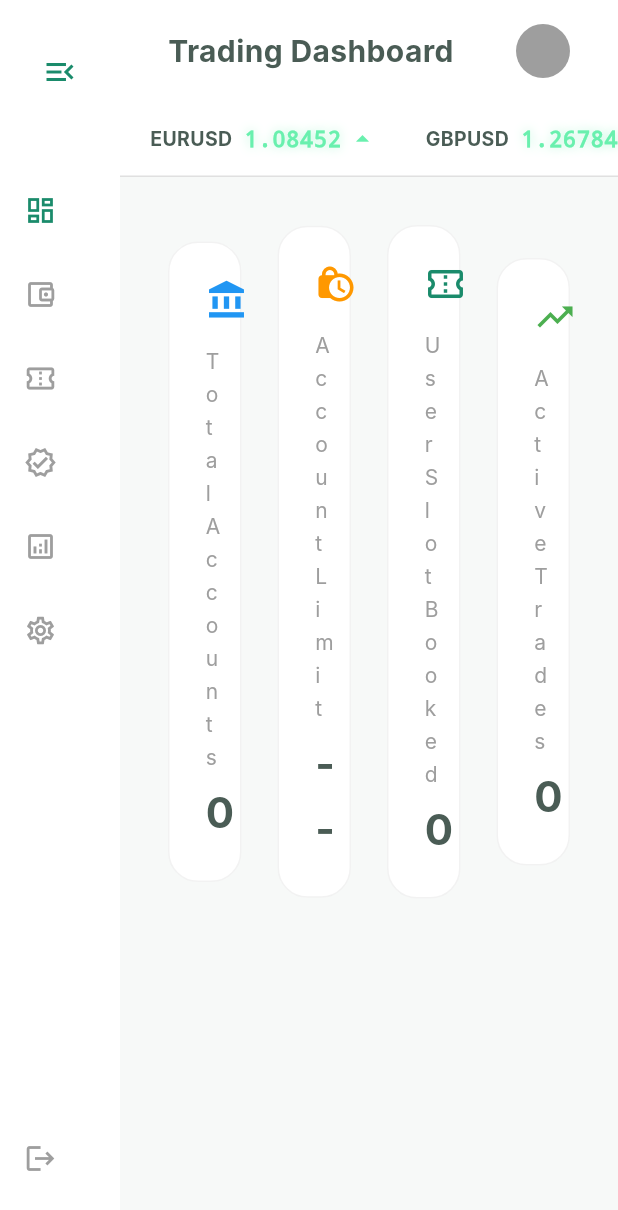
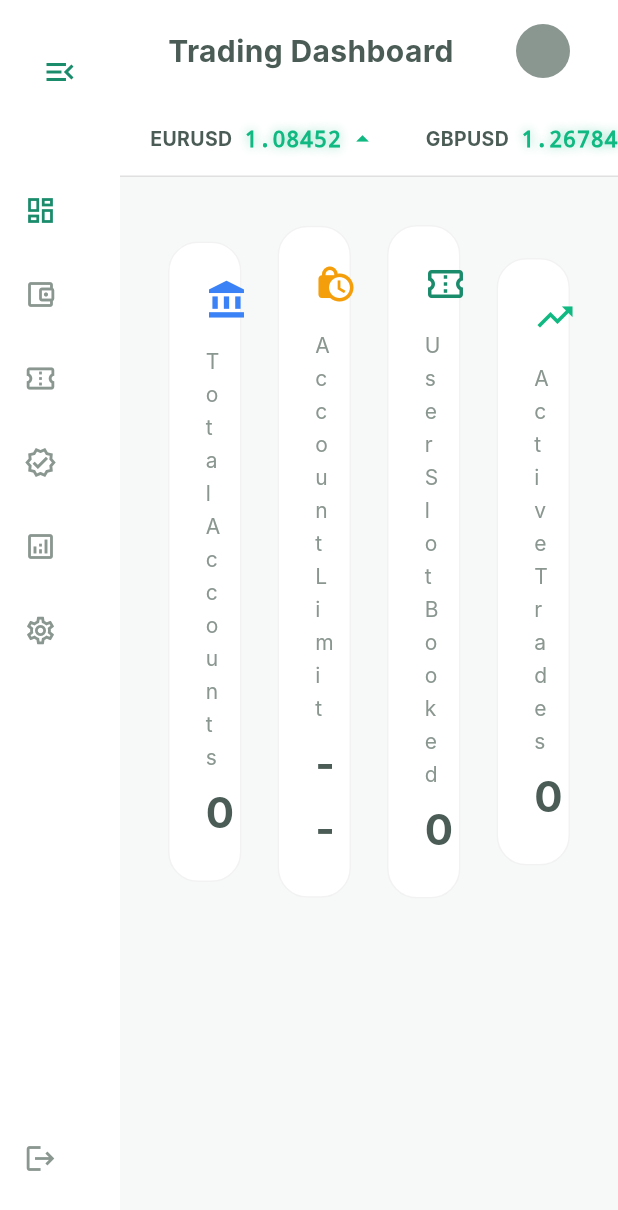
Before and after one commit to backspaceweb/qpips, a Flutter app: the DashboardScreen screen opened directly, after a tap on "Logout", after a tap on the "menu" icon, on a phone screen of 412 x 824 dp. Shown: the top 1210 px of the screen. Run offline on Flutter 3.47's test engine with Material 3 defaults, Android fonts, the phone set to English and light mode, and no system bars; our stand-ins replace chopper, supabase_flutter; accounts and stored records are empty; generated files the repository leaves out were written again; network calls fail; Roboto replaces fonts that are missing (Inter).

Commit message:
D.7: replace Material color refs in admin with semantic AppColors
13 swaps across 4 admin files. No functional change — all values map to
the equivalent design-system token (loss/profit/info/warning/textMuted)
so the admin matches the trader-app palette and respects future theme
changes.

* main.dart: redAccent snackbar -> loss
* registration_screen.dart: redAccent x2 -> loss; green -> profit
* dashboard_screen.dart: redAccent logout -> loss; grey nav x2 + avatar
  + metric label -> textMuted; blue/orange/green metric icons ->
  info/warning/profit
* price_ticker.dart: greenAccent/redAccent -> profit/loss

Skipped button standardization (PrimaryButton/SecondaryButton are
landing-hero CTAs; admin's compact inline buttons fit Material default
better).

Co-Authored-By: Claude Opus 4.7 (1M context) <noreply@anthropic.com>

```diff
--- a/packages/admin/lib/features/dashboard/presentation/dashboard_screen.dart
+++ b/packages/admin/lib/features/dashboard/presentation/dashboard_screen.dart
@@ -203,7 +203,7 @@ class _DashboardScreenState extends State<DashboardScreen>
             onTap: () => _comingSoon(context, 'Settings'),
           ),
           const Spacer(),
-          _buildNavItem(Icons.logout, 'Logout', false, Colors.redAccent,
+          _buildNavItem(Icons.logout, 'Logout', false, AppColors.loss,
               onTap: () async {
             await context.read<AuthRepository>().signOut();
             if (mounted) {
@@ -219,12 +219,12 @@ class _DashboardScreenState extends State<DashboardScreen>
   Widget _buildNavItem(IconData icon, String label, bool active, Color color,
       {VoidCallback? onTap}) {
     return ListTile(
-      leading: Icon(icon, color: active ? color : Colors.grey, size: 22),
+      leading: Icon(icon, color: active ? color : AppColors.textMuted, size: 22),
       title: _isSidebarCollapsed
           ? null
           : Text(label,
               style: TextStyle(
-                  color: active ? color : Colors.grey,
+                  color: active ? color : AppColors.textMuted,
                   fontWeight: active ? FontWeight.bold : FontWeight.normal)),
       onTap: onTap,
     );
@@ -249,7 +249,7 @@ class _DashboardScreenState extends State<DashboardScreen>
         children: const [
           Text('Trading Dashboard',
               style: TextStyle(fontSize: 20, fontWeight: FontWeight.bold)),
-          CircleAvatar(radius: 18, backgroundColor: Colors.grey),
+          CircleAvatar(radius: 18, backgroundColor: AppColors.textMuted),
         ],
       ),
     );
@@ -262,14 +262,14 @@ class _DashboardScreenState extends State<DashboardScreen>
             'Total Accounts',
             _metrics['totalAccounts']?.toString() ?? '0',
             Icons.account_balance,
-            Colors.blue,
+            AppColors.info,
             isDark),
         const SizedBox(width: 24),
         _buildMetricCard(
             'Account Limit',
             _metrics['accountLimit']?.toString() ?? '--',
             Icons.lock_clock,
-            Colors.orange,
+            AppColors.warning,
             isDark),
         const SizedBox(width: 24),
         _buildMetricCard(
@@ -283,7 +283,7 @@ class _DashboardScreenState extends State<DashboardScreen>
             'Active Trades',
             _metrics['activeTrades']?.toString() ?? 'No active trades',
             Icons.trending_up,
-            Colors.green,
+            AppColors.profit,
             isDark),
       ],
     );
@@ -308,7 +308,7 @@ class _DashboardScreenState extends State<DashboardScreen>
             Icon(icon, color: color, size: 28),
             const SizedBox(height: 16),
             Text(title,
-                style: const TextStyle(color: Colors.grey, fontSize: 14)),
+                style: const TextStyle(color: AppColors.textMuted, fontSize: 14)),
             const SizedBox(height: 4),
             Text(value,
                 style: const TextStyle(
--- a/packages/admin/lib/features/dashboard/presentation/widgets/price_ticker.dart
+++ b/packages/admin/lib/features/dashboard/presentation/widgets/price_ticker.dart
@@ -62,7 +62,7 @@ class _PriceTickerState extends State<PriceTicker> {
   Widget _buildPriceItem(String symbol, double price) {
     final prevPrice = _previousPrices[symbol] ?? price;
     final isUp = price >= prevPrice;
-    final color = isUp ? Colors.greenAccent : Colors.redAccent;
+    final color = isUp ? AppColors.profit : AppColors.loss;
 
     return Padding(
       padding: const EdgeInsets.only(right: 32.0),
--- a/packages/admin/lib/features/registration/presentation/registration_screen.dart
+++ b/packages/admin/lib/features/registration/presentation/registration_screen.dart
@@ -46,7 +46,7 @@ class _RegistrationScreenState extends State<RegistrationScreen> {
       ScaffoldMessenger.of(context).showSnackBar(
         SnackBar(
           content: Text(message),
-          backgroundColor: Colors.redAccent,
+          backgroundColor: AppColors.loss,
           behavior: SnackBarBehavior.floating,
         ),
       );
@@ -68,7 +68,7 @@ class _RegistrationScreenState extends State<RegistrationScreen> {
             'This account is not authorised for the admin panel. '
             'Trader accounts should sign in via the user app.',
           ),
-          backgroundColor: Colors.redAccent,
+          backgroundColor: AppColors.loss,
           behavior: SnackBarBehavior.floating,
           duration: Duration(seconds: 4),
         ),
@@ -81,7 +81,7 @@ class _RegistrationScreenState extends State<RegistrationScreen> {
     ScaffoldMessenger.of(context).showSnackBar(
       const SnackBar(
         content: Text('Login successful'),
-        backgroundColor: Colors.green,
+        backgroundColor: AppColors.profit,
         behavior: SnackBarBehavior.floating,
       ),
     );
--- a/packages/admin/lib/main.dart
+++ b/packages/admin/lib/main.dart
@@ -118,7 +118,7 @@ class _AdminGateState extends State<_AdminGate> {
                 content: Text(
                   'Signed out — that account is not authorised for the admin panel.',
                 ),
-                backgroundColor: Colors.redAccent,
+                backgroundColor: AppColors.loss,
                 behavior: SnackBarBehavior.floating,
                 duration: Duration(seconds: 4),
               ),
```
